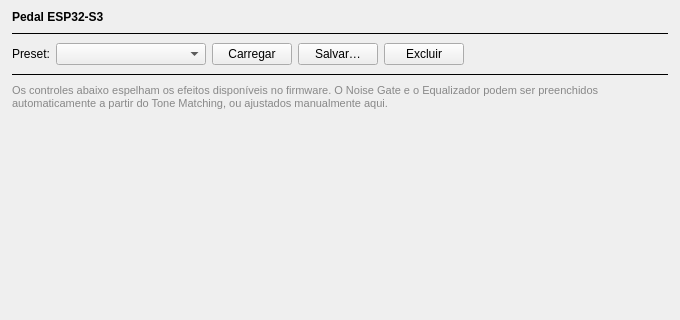
Above: gui/tab_hardware.ui from broken-usb/uninstrumephy before the change; both pictures show x 0 to 680 and y 0 to 320 of the 680 by 520 pixel window. Below: the same form after it.
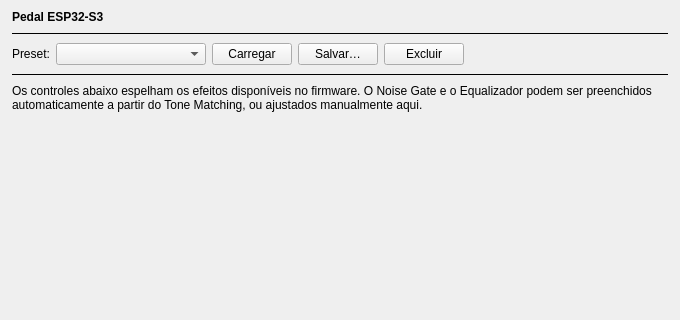
That is the form after the change.

Diff of the .ui file:
```diff
--- a/gui/tab_hardware.ui
+++ b/gui/tab_hardware.ui
@@ -118,9 +118,6 @@
    </item>
    <item>
     <widget class="QLabel" name="lbl_hardware_hint">
-     <property name="styleSheet">
-      <string notr="true">color: #888; font-size: 11px;</string>
-     </property>
      <property name="text">
       <string>Os controles abaixo espelham os efeitos disponíveis no firmware. O Noise Gate e o Equalizador podem ser preenchidos automaticamente a partir do Tone Matching, ou ajustados manualmente aqui.</string>
      </property>
@@ -131,9 +128,6 @@
    </item>
    <item>
     <widget class="QLabel" name="lbl_gate_source">
-     <property name="styleSheet">
-      <string notr="true">color: #888; font-size: 11px;</string>
-     </property>
      <property name="text">
       <string/>
      </property>
```
